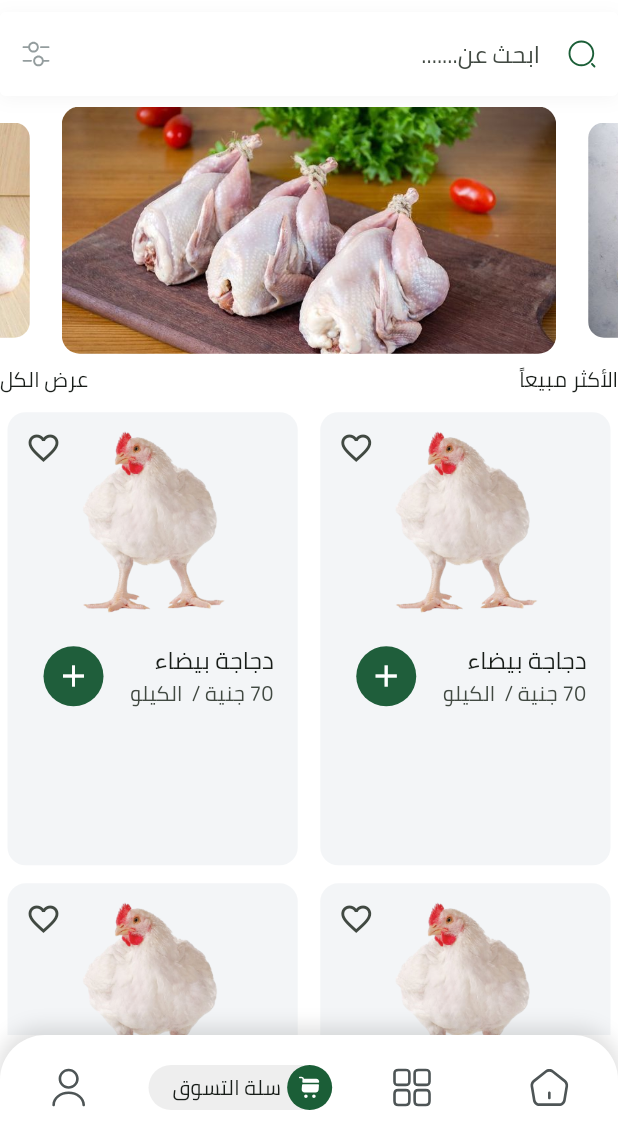
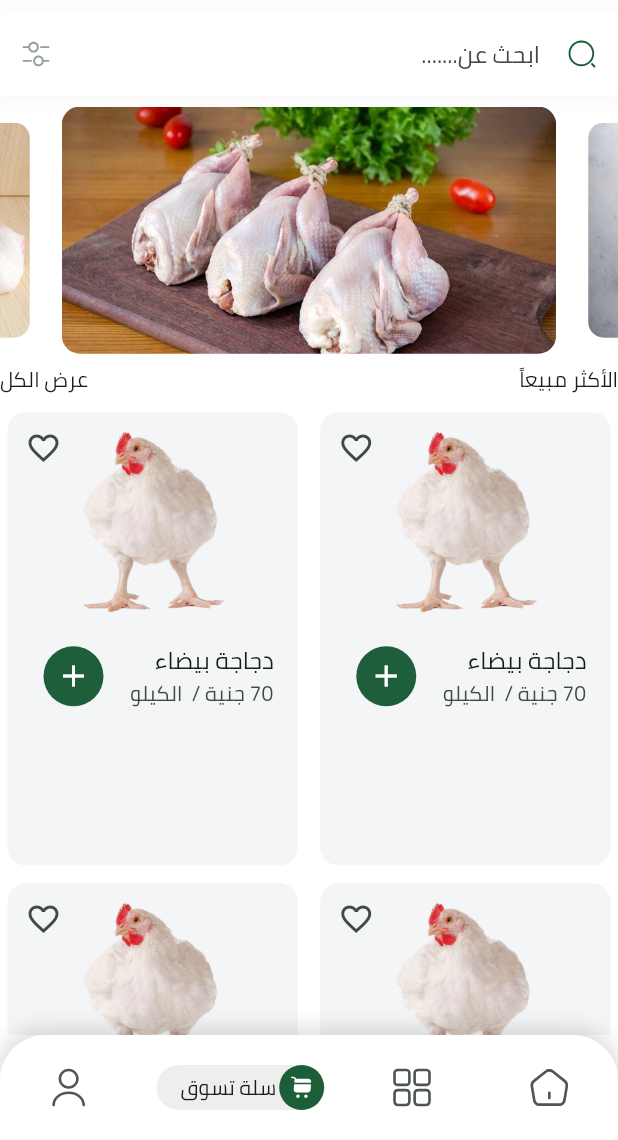
Before and after one commit to ahmedmanguod11/chickens, a Flutter app: the HomeView screen opened directly, item 2 of the bottom bar chosen, on a phone screen of 412 x 824 dp, the part 96-1236 px from its top. Run offline on Flutter 3.47's test engine with Material 3 defaults, Android fonts, the light colour scheme and no system bars; drawn by our look-alikes of carousel_slider; our stand-ins replace bloc, cloud_firestore, dartz, dots_indicator, equatable, firebase_auth and 5 more; accounts and stored records are empty.

Commit message:
done home

```diff
--- a/lib/features/home/domain/entites/bottom_navigation_bar_entity.dart
+++ b/lib/features/home/domain/entites/bottom_navigation_bar_entity.dart
@@ -20,7 +20,7 @@ List<BottomNavigationBarEntity>get bottomNavigationBarItems =>[
   BottomNavigationBarEntity(
       activeImage: Assets.cartactive,
       inActiveImage: Assets.cart,
-      name: "سلة التسوق"),
+      name: "سلة تسوق"),
   BottomNavigationBarEntity(
       activeImage: Assets.useractive,
       inActiveImage: Assets.user,
--- a/lib/features/home/presentaion/views/widgets/active_item.dart
+++ b/lib/features/home/presentaion/views/widgets/active_item.dart
@@ -33,7 +33,7 @@ final String text;
                 child: Center(child: SvgPicture.asset(image)),
 
               ),
-              const SizedBox(width: 4,),
+              const SizedBox(width: 2,),
               Text(text,style: AppTextStyles.bold13.copyWith(color: AppColors.primaryColor),)
             ],
           ),
--- a/lib/features/home/presentaion/views/widgets/home_view_body.dart
+++ b/lib/features/home/presentaion/views/widgets/home_view_body.dart
@@ -28,7 +28,7 @@ class HomeViewBody extends StatelessWidget {
         ),
 
         ),
-                            BestSellerGridView(),
+             BestSellerGridView(),
 
       ],
     );
```
